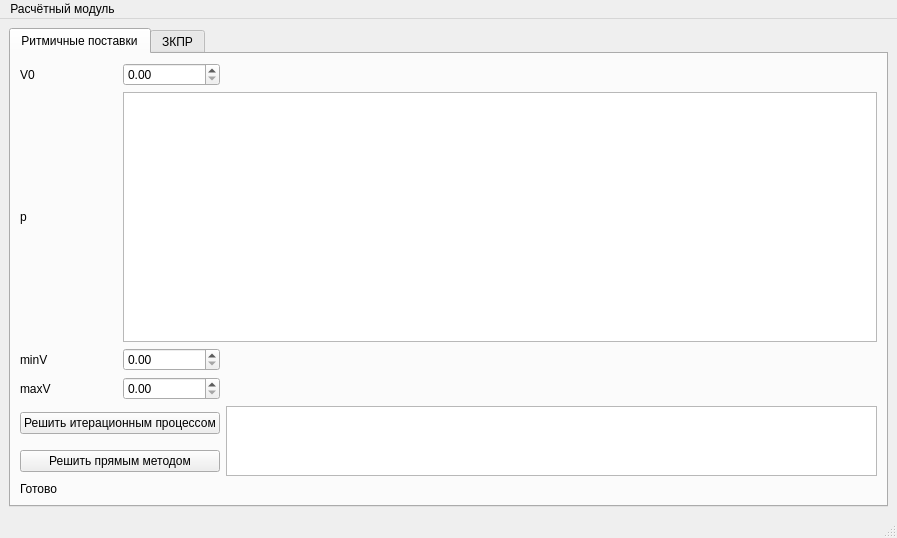
This is mainwindow.ui in KirichekAlexander/calc_module_interface as Qt 5 draws it before an edit. The edited form follows.
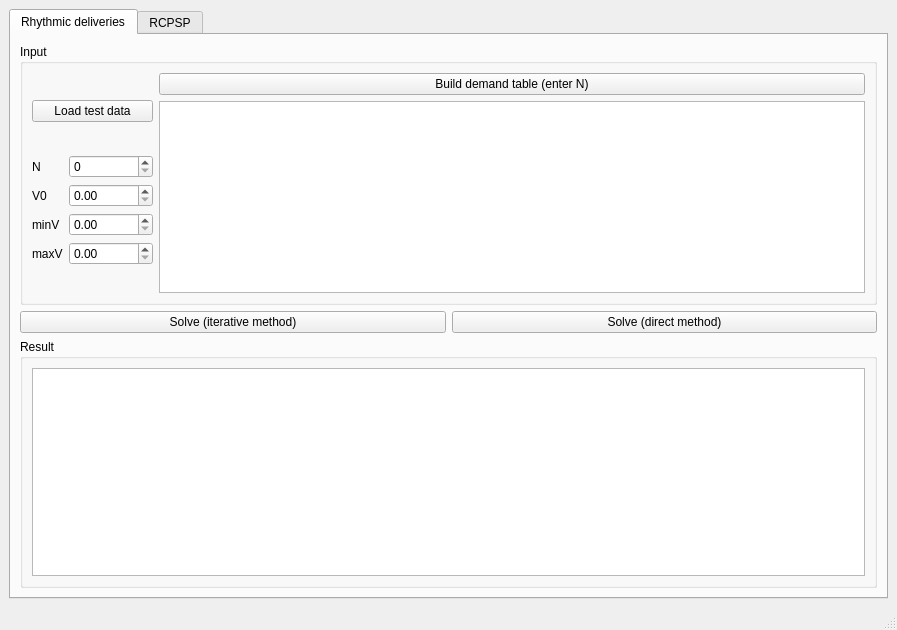
This is the edited form. The open tabs and pages were chosen to show the change.

Commit message: astra + win build

```diff
--- a/mainwindow.ui
+++ b/mainwindow.ui
@@ -7,14 +7,14 @@
     <x>0</x>
     <y>0</y>
     <width>897</width>
-    <height>450</height>
+    <height>630</height>
    </rect>
   </property>
   <property name="windowTitle">
    <string>MainWindow</string>
   </property>
   <widget class="QWidget" name="centralwidget">
-   <layout class="QGridLayout" name="gridLayout">
+   <layout class="QGridLayout" name="gridLayout_4">
     <item row="0" column="0">
      <widget class="QTabWidget" name="tabWidget">
       <property name="currentIndex">
@@ -22,97 +22,138 @@
       </property>
       <widget class="QWidget" name="tab">
        <attribute name="title">
-        <string>Ритмичные поставки</string>
+        <string>Rhythmic deliveries</string>
        </attribute>
+       <layout class="QGridLayout" name="gridLayout">
+        <item row="2" column="0">
+         <widget class="QGroupBox" name="groupBox_2">
+          <property name="title">
+           <string>Result</string>
+          </property>
+          <layout class="QHBoxLayout" name="horizontalLayout_5">
+           <item>
+            <widget class="QTableWidget" name="rhResultTable"/>
+           </item>
+          </layout>
+         </widget>
+        </item>
+        <item row="1" column="0">
+         <layout class="QHBoxLayout" name="horizontalLayout_4">
+          <item>
+           <widget class="QPushButton" name="rhSolveIterBtn">
+            <property name="text">
+             <string>Solve (iterative method)</string>
+            </property>
+           </widget>
+          </item>
+          <item>
+           <widget class="QPushButton" name="rhSolveDirectBtn">
+            <property name="text">
+             <string>Solve (direct method)</string>
+            </property>
+           </widget>
+          </item>
+         </layout>
+        </item>
+        <item row="0" column="0">
+         <widget class="QGroupBox" name="groupBox">
+          <property name="title">
+           <string>Input</string>
+          </property>
+          <layout class="QGridLayout" name="gridLayout_10">
+           <item row="0" column="0">
+            <layout class="QVBoxLayout" name="verticalLayout_6">
+             <item>
+              <widget class="QPushButton" name="rhTestBtn">
+               <property name="text">
+                <string>Load test data</string>
+               </property>
+              </widget>
+             </item>
+             <item>
        <layout class="QGridLayout" name="gridLayout_2">
-        <item row="0" column="0">
-         <widget class="QLabel" name="label">
-          <property name="text">
-           <string>V0</string>
+               <item row="1" column="1">
+                <widget class="QDoubleSpinBox" name="rhV0Spin">
+                 <property name="maximum">
+                  <double>100000000.000000000000000</double>
           </property>
          </widget>
         </item>
-        <item row="0" column="1">
-         <widget class="QDoubleSpinBox" name="v0Spin">
+               <item row="3" column="1">
+                <widget class="QDoubleSpinBox" name="rhMaxVSpin">
           <property name="maximum">
-           <double>10000000.000000000000000</double>
+                  <double>1000000.000000000000000</double>
           </property>
          </widget>
         </item>
-        <item row="1" column="0">
+               <item row="2" column="0">
          <widget class="QLabel" name="label_2">
           <property name="text">
-           <string>p</string>
-          </property>
-         </widget>
-        </item>
-        <item row="1" column="1" colspan="2">
-         <widget class="QPlainTextEdit" name="pEdit">
-          <property name="minimumSize">
-           <size>
-            <width>385</width>
-            <height>0</height>
-           </size>
-          </property>
-         </widget>
-        </item>
-        <item row="2" column="0">
-         <widget class="QLabel" name="label_3">
-          <property name="text">
            <string>minV</string>
           </property>
          </widget>
         </item>
-        <item row="2" column="1">
-         <widget class="QDoubleSpinBox" name="minVSpin">
+               <item row="0" column="1">
+                <widget class="QSpinBox" name="rhNSpin">
           <property name="maximum">
-           <double>10000000.000000000000000</double>
+                  <number>100000000</number>
           </property>
          </widget>
         </item>
-        <item row="3" column="0">
+               <item row="0" column="0">
          <widget class="QLabel" name="label_4">
           <property name="text">
+                  <string>N</string>
+                 </property>
+                </widget>
+               </item>
+               <item row="1" column="0">
+                <widget class="QLabel" name="label_3">
+                 <property name="text">
+                  <string>V0</string>
+                 </property>
+                </widget>
+               </item>
+               <item row="3" column="0">
+                <widget class="QLabel" name="label">
+                 <property name="text">
            <string>maxV</string>
           </property>
          </widget>
         </item>
-        <item row="3" column="1">
-         <widget class="QDoubleSpinBox" name="maxVSpin">
+               <item row="2" column="1">
+                <widget class="QDoubleSpinBox" name="rhMinVSpin">
           <property name="maximum">
            <double>100000000.000000000000000</double>
           </property>
          </widget>
         </item>
-        <item row="4" column="0" colspan="2">
-         <widget class="QPushButton" name="solveBtn">
-          <property name="text">
-           <string>Решить итерационным процессом</string>
-          </property>
-         </widget>
-        </item>
-        <item row="4" column="2" rowspan="2">
-         <widget class="QTableWidget" name="resultTable"/>
-        </item>
-        <item row="5" column="0" colspan="2">
-         <widget class="QPushButton" name="solveDirectBtn">
+              </layout>
+             </item>
+            </layout>
+           </item>
+           <item row="0" column="1">
+            <layout class="QGridLayout" name="gridLayout_3">
+             <item row="1" column="0">
+              <widget class="QTableWidget" name="rhPTable"/>
+             </item>
+             <item row="0" column="0">
+              <widget class="QPushButton" name="rhBuildPBtn">
           <property name="text">
-           <string>Решить прямым методом</string>
+                <string>Build demand table (enter N)</string>
           </property>
          </widget>
         </item>
-        <item row="6" column="0">
-         <widget class="QLabel" name="statusLabel">
-          <property name="text">
-           <string>Готово</string>
-          </property>
+            </layout>
+           </item>
+          </layout>
          </widget>
         </item>
        </layout>
       </widget>
       <widget class="QWidget" name="tab_2">
        <attribute name="title">
-        <string>ЗКПР</string>
+        <string>RCPSP</string>
        </attribute>
        <layout class="QVBoxLayout" name="verticalLayout">
         <item>
@@ -203,22 +244,6 @@
     </item>
    </layout>
   </widget>
-  <widget class="QMenuBar" name="menubar">
-   <property name="geometry">
-    <rect>
-     <x>0</x>
-     <y>0</y>
-     <width>897</width>
-     <height>37</height>
-    </rect>
-   </property>
-   <widget class="QMenu" name="menu">
-    <property name="title">
-     <string>Расчётный модуль</string>
-    </property>
-   </widget>
-   <addaction name="menu"/>
-  </widget>
   <widget class="QStatusBar" name="statusbar"/>
  </widget>
  <resources/>
```
Left out of the diff: 107 changed lines with no effect on the pictures. Lines whose indentation alone changed are shown as unchanged. The commit also changes 6 other files.
